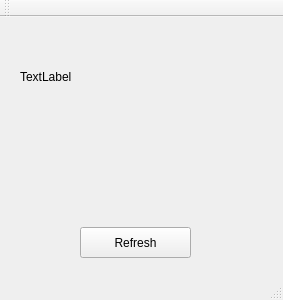
First picture: the form in SystemMonitorQt/mainwindow.ui, repository marshalltaylorSFE/FlirPiCam, before the edit.
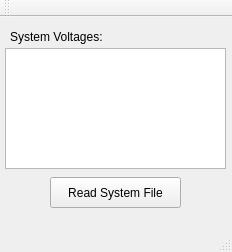
Second picture: the form after the edit.

Commit message: made window look nicer

What changed in the file:
```diff
--- a/SystemMonitorQt/mainwindow.ui
+++ b/SystemMonitorQt/mainwindow.ui
@@ -6,8 +6,8 @@
    <rect>
     <x>0</x>
     <y>0</y>
-    <width>283</width>
-    <height>300</height>
+    <width>232</width>
+    <height>252</height>
    </rect>
   </property>
   <property name="windowTitle">
@@ -17,27 +17,37 @@
    <widget class="QPushButton" name="pushButton">
     <property name="geometry">
      <rect>
-      <x>80</x>
-      <y>210</y>
-      <width>111</width>
+      <x>50</x>
+      <y>160</y>
+      <width>131</width>
       <height>31</height>
      </rect>
     </property>
     <property name="text">
-     <string>Refresh</string>
+     <string>Read System File</string>
     </property>
    </widget>
    <widget class="QLabel" name="label">
     <property name="geometry">
      <rect>
-      <x>20</x>
-      <y>50</y>
-      <width>241</width>
-      <height>20</height>
+      <x>10</x>
+      <y>9</y>
+      <width>251</width>
+      <height>21</height>
      </rect>
     </property>
     <property name="text">
-     <string>TextLabel</string>
+     <string>System Voltages:</string>
+    </property>
+   </widget>
+   <widget class="QTextBrowser" name="textBrowser">
+    <property name="geometry">
+     <rect>
+      <x>5</x>
+      <y>31</y>
+      <width>221</width>
+      <height>121</height>
+     </rect>
     </property>
    </widget>
   </widget>
```
Left out of the diff: 4 changed lines with no effect on the pictures. The commit also changes 1 other file.
